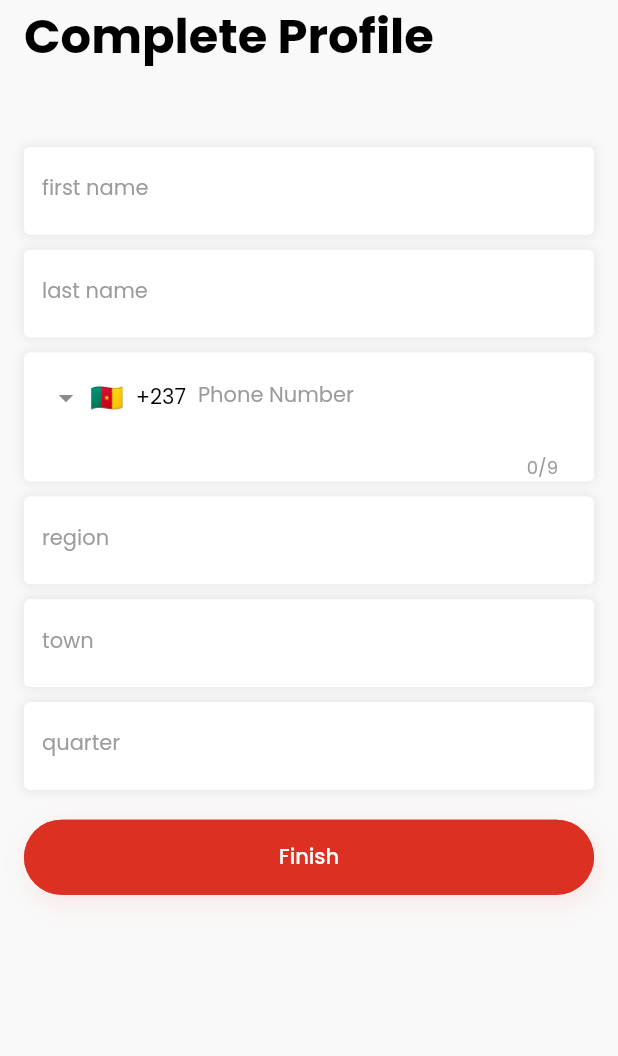
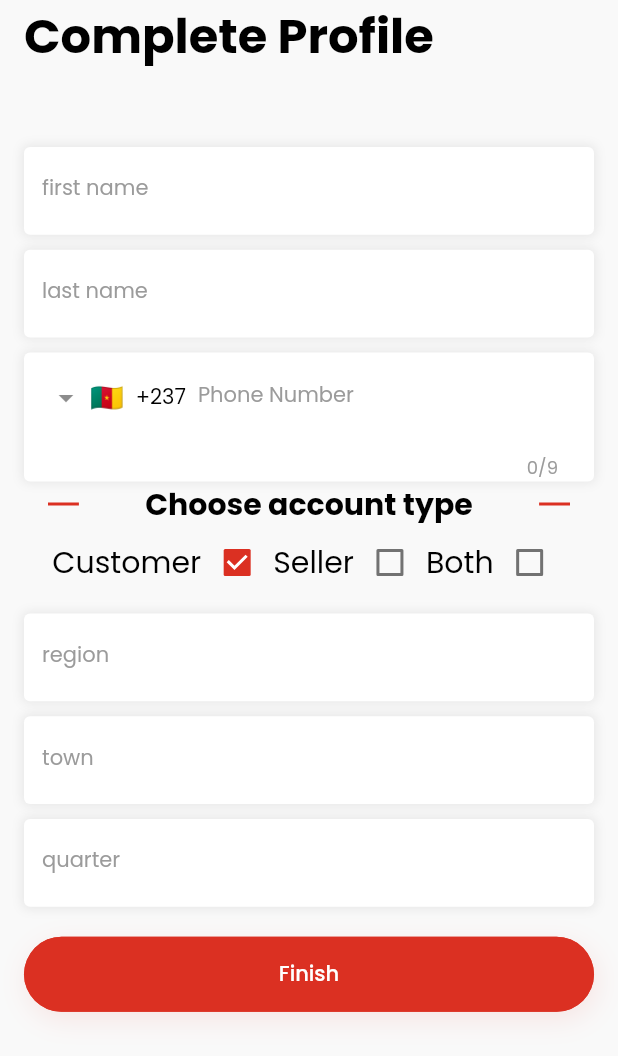
Before and after one commit to mugri-ndeh/online_market, a Flutter app: the CompleteProfile screen opened directly, on a phone screen of 412 x 824 dp. Shown: the top 1056 px of the screen. Run offline on Flutter 3.47's test engine with Material 2 defaults, Android fonts, the phone set to English and light mode, and no system bars; drawn by our look-alikes of intl_phone_field; our stand-ins replace cached_network_image, carousel_slider, cloud_firestore, firebase_auth, firebase_core, font_awesome_flutter and 3 more; accounts and stored records are empty.

Commit message:
user account type choice

```diff
--- a/lib/auth/complete_profile/complete_profile.dart
+++ b/lib/auth/complete_profile/complete_profile.dart
@@ -5,6 +5,7 @@ import 'package:online_market/auth/models/location.dart';
 import 'package:online_market/auth/providers/auth_provider.dart';
 import 'package:online_market/util/contstants.dart';
 import 'package:online_market/util/helper.dart';
+import 'package:online_market/util/palette.dart';
 import 'package:online_market/util/widgets/custom_buttons.dart';
 import 'package:provider/provider.dart';
 
@@ -26,11 +27,15 @@ class _CompleteProfileState extends State<CompleteProfile> {
   final TextEditingController _townController = TextEditingController();
   final TextEditingController _quarterController = TextEditingController();
 
+  AccountType accountType = AccountType.customer;
+  bool customerCheck = true;
+  bool sellerCheck = false;
+  bool bothCheck = false;
+
   String initialCountry = 'CM';
   String? locale;
   String number = '';
 
-  String accounttype = '';
   final _formKey = GlobalKey<FormState>();
   late Authentication auth;
   late UserModel userModel;
@@ -45,6 +50,7 @@ class _CompleteProfileState extends State<CompleteProfile> {
 
   @override
   Widget build(BuildContext context) {
+    Size size = MediaQuery.of(context).size;
     return Scaffold(
       body: SafeArea(
         child: SingleChildScrollView(
@@ -103,6 +109,81 @@ class _CompleteProfileState extends State<CompleteProfile> {
                         print('Country changed to: ' + country.name);
                       },
                     ),
+                  ),
+                  Padding(
+                    padding: const EdgeInsets.symmetric(horizontal: 16.0),
+                    child: Row(
+                      //mainAxisSize: MainAxisSize.min,
+                      mainAxisAlignment: MainAxisAlignment.spaceBetween,
+                      children: [
+                        SizedBox(
+                          width: size.width * 0.05,
+                          height: 2,
+                          child: Container(
+                            decoration:
+                                BoxDecoration(color: Palette.primaryColor),
+                          ),
+                        ),
+                        const Text(
+                          'Choose account type',
+                          style: TextStyle(
+                            fontSize: 20,
+                            fontWeight: FontWeight.bold,
+                          ),
+                        ),
+                        SizedBox(
+                          width: size.width * 0.05,
+                          height: 2,
+                          child: Container(
+                            decoration:
+                                BoxDecoration(color: Palette.primaryColor),
+                          ),
+                        ),
+                      ],
+                    ),
+                  ),
+                  Row(
+                    mainAxisAlignment: MainAxisAlignment.center,
+                    children: [
+                      const Text('Customer', style: TextStyle(fontSize: 20)),
+                      Checkbox(
+                        activeColor: Palette.primaryColor,
+                        value: customerCheck,
+                        onChanged: (val) {
+                          setState(() {
+                            customerCheck = true;
+                            bothCheck = false;
+                            sellerCheck = false;
+                            accountType = AccountType.customer;
+                          });
+                        },
+                      ),
+                      const Text('Seller', style: TextStyle(fontSize: 20)),
+                      Checkbox(
+                        activeColor: Palette.primaryColor,
+                        value: sellerCheck,
+                        onChanged: (val) {
+                          setState(() {
+                            sellerCheck = true;
+                            bothCheck = false;
+                            customerCheck = false;
+                            accountType = AccountType.seller;
+                          });
+                        },
+                      ),
+                      const Text('Both', style: TextStyle(fontSize: 20)),
+                      Checkbox(
+                          activeColor: Palette.primaryColor,
+                          value: bothCheck,
+                          onChanged: (val) {
+                            setState(() {
+                              bothCheck = true;
+                              customerCheck = false;
+                              sellerCheck = false;
+                              accountType = AccountType.both;
+                            });
+                          }),
+                    ],
                   ),
                   const SizedBox(height: 10),
                   Constants.formBox(
@@ -167,6 +248,7 @@ class _CompleteProfileState extends State<CompleteProfile> {
                             userModel.phoneNumber = _phoneNumberController.text;
                             userModel.completedProfile = true;
                             userModel.location = location.toJson();
+                            userModel.accountType = accountType.toString();
                             showProgress(context, 'Saving data.. ', true);
                             auth
                                 .completeProfile(userModel)
```
